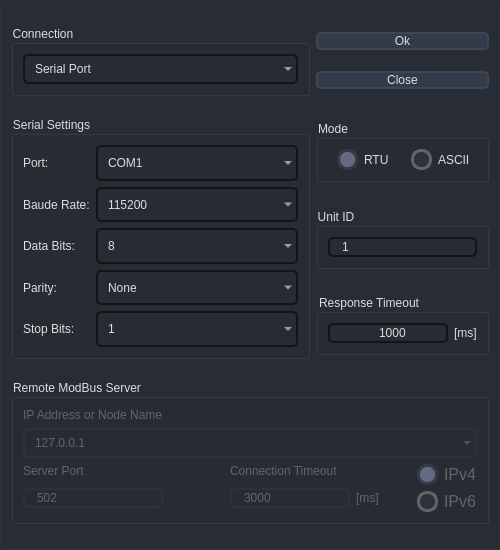
Qt form design/Setup_Dialog.ui (MJ-Javanbakht/Adam) before a commit.
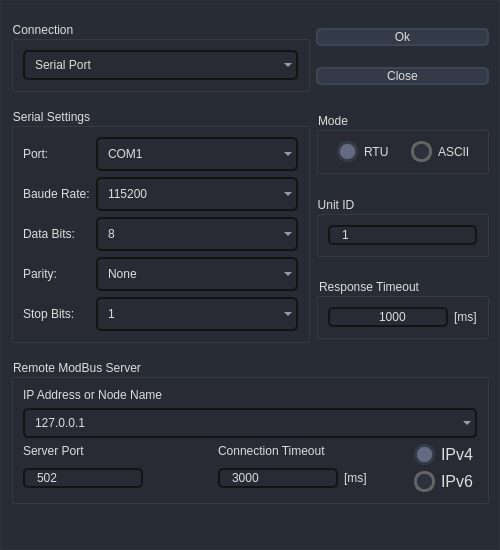
The same form after that commit. Icons and pictures are not drawn.

What changed in the file:
```diff
--- a/design/Setup_Dialog.ui
+++ b/design/Setup_Dialog.ui
@@ -51,7 +51,7 @@
 	border: 2px solid rgb(20, 20, 20);
 	padding-left: 10px;
 	selection-color: rgb(255, 255, 255);
-	selection-background-color: rgb(255, 121, 198);
+	selection-background-color: rgb(189, 147, 249);
 }
 QSpinBox:hover {
 	border: 2px solid rgb(64, 71, 88);
@@ -72,7 +72,7 @@
 	border: 2px solid rgb(20, 20, 20);
 	padding-left: 10px;
 	selection-color: rgb(255, 255, 255);
-	selection-background-color: rgb(255, 121, 198);
+	selection-background-color: rgb(189, 147, 249);
 }
 QLineEdit:hover {
 	border: 2px solid rgb(64, 71, 88);
@@ -221,7 +221,7 @@
 	color: rgb(100,100,100);
 }</string>
   </property>
-  <layout class="QGridLayout" name="gridLayout_setup" rowstretch="0,0,0,0,0,0">
+  <layout class="QGridLayout" name="gridLayout_setup" rowstretch="0,0,0,0,0,0" rowminimumheight="0,0,0,0,0,20">
    <item row="3" column="1">
     <widget class="QGroupBox" name="groupBox_ResTout">
      <property name="sizePolicy">
@@ -1921,7 +1921,7 @@
    <item row="4" column="0" colspan="2">
     <widget class="QGroupBox" name="groupBox_Remote">
      <property name="enabled">
-      <bool>false</bool>
+      <bool>true</bool>
      </property>
      <property name="sizePolicy">
       <sizepolicy hsizetype="Preferred" vsizetype="Maximum">
@@ -1939,7 +1939,7 @@
       <item row="2" column="4" rowspan="2">
        <widget class="QRadioButton" name="radioButton_IPv4">
         <property name="enabled">
-         <bool>false</bool>
+         <bool>true</bool>
         </property>
         <property name="sizePolicy">
          <sizepolicy hsizetype="Minimum" vsizetype="Maximum">
@@ -1977,7 +1977,7 @@
       <item row="4" column="4">
        <widget class="QRadioButton" name="radioButton_IPv6">
         <property name="enabled">
-         <bool>false</bool>
+         <bool>true</bool>
         </property>
         <property name="sizePolicy">
          <sizepolicy hsizetype="Minimum" vsizetype="Maximum">
@@ -1997,20 +1997,10 @@
         </property>
        </widget>
       </item>
-      <item row="0" column="0">
-       <widget class="QLabel" name="label_IP">
-        <property name="enabled">
-         <bool>false</bool>
-        </property>
-        <property name="text">
-         <string>IP Address or Node Name</string>
-        </property>
-       </widget>
-      </item>
       <item row="3" column="2" rowspan="2">
        <widget class="QLineEdit" name="lineEdit_ConnectTout">
         <property name="enabled">
-         <bool>false</bool>
+         <bool>true</bool>
         </property>
         <property name="sizePolicy">
          <sizepolicy hsizetype="Preferred" vsizetype="Maximum">
@@ -2026,7 +2016,13 @@
       <item row="2" column="2">
        <widget class="QLabel" name="label_ConnectToutMS">
         <property name="enabled">
-         <bool>false</bool>
+         <bool>true</bool>
+        </property>
+        <property name="sizePolicy">
+         <sizepolicy hsizetype="Preferred" vsizetype="Maximum">
+          <horstretch>0</horstretch>
+          <verstretch>0</verstretch>
+         </sizepolicy>
         </property>
         <property name="text">
          <string>Connection Timeout</string>
@@ -2036,7 +2032,7 @@
       <item row="1" column="0" colspan="5">
        <widget class="QComboBox" name="comboBox_IP">
         <property name="enabled">
-         <bool>false</bool>
+         <bool>true</bool>
         </property>
         <property name="sizePolicy">
          <sizepolicy hsizetype="Preferred" vsizetype="Maximum">
@@ -2044,6 +2040,12 @@
           <verstretch>0</verstretch>
          </sizepolicy>
         </property>
+        <property name="minimumSize">
+         <size>
+          <width>0</width>
+          <height>30</height>
+         </size>
+        </property>
         <item>
          <property name="text">
           <string>127.0.0.1</string>
@@ -2054,7 +2056,13 @@
       <item row="3" column="3" rowspan="2">
        <widget class="QLabel" name="label_ConnectTout">
         <property name="enabled">
-         <bool>false</bool>
+         <bool>true</bool>
+        </property>
+        <property name="sizePolicy">
+         <sizepolicy hsizetype="Preferred" vsizetype="Maximum">
+          <horstretch>0</horstretch>
+          <verstretch>0</verstretch>
+         </sizepolicy>
         </property>
         <property name="text">
          <string>[ms]</string>
@@ -2064,7 +2072,13 @@
       <item row="2" column="0">
        <widget class="QLabel" name="label_ServePort">
         <property name="enabled">
-         <bool>false</bool>
+         <bool>true</bool>
+        </property>
+        <property name="sizePolicy">
+         <sizepolicy hsizetype="Preferred" vsizetype="Maximum">
+          <horstretch>0</horstretch>
+          <verstretch>0</verstretch>
+         </sizepolicy>
         </property>
         <property name="text">
          <string>Server Port</string>
@@ -2074,7 +2088,7 @@
       <item row="3" column="0" rowspan="2">
        <widget class="QLineEdit" name="lineEdit_ServerPort">
         <property name="enabled">
-         <bool>false</bool>
+         <bool>true</bool>
         </property>
         <property name="sizePolicy">
          <sizepolicy hsizetype="Preferred" vsizetype="Maximum">
@@ -2106,6 +2120,22 @@
         </property>
        </spacer>
       </item>
+      <item row="0" column="0" colspan="5">
+       <widget class="QLabel" name="label_IP">
+        <property name="enabled">
+         <bool>true</bool>
+        </property>
+        <property name="sizePolicy">
+         <sizepolicy hsizetype="Preferred" vsizetype="Maximum">
+          <horstretch>0</horstretch>
+          <verstretch>0</verstretch>
+         </sizepolicy>
+        </property>
+        <property name="text">
+         <string>IP Address or Node Name</string>
+        </property>
+       </widget>
+      </item>
      </layout>
     </widget>
    </item>
```
Left out of the diff: 2 changed lines with no effect on the pictures.
